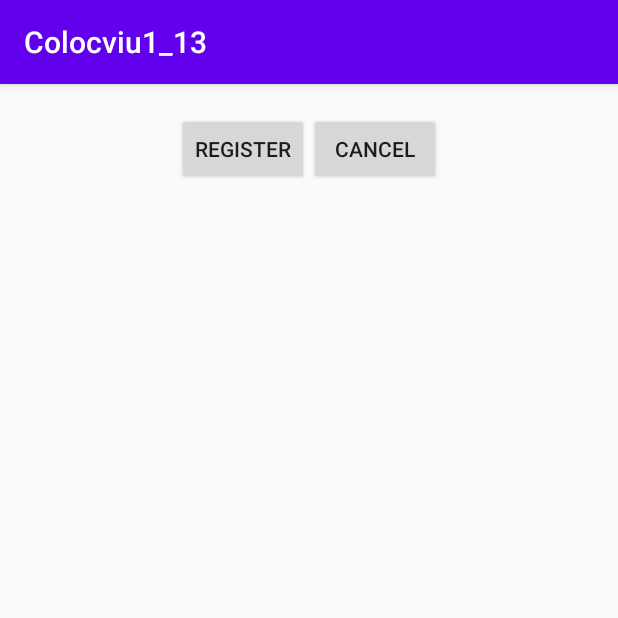
After one commit to silviaelena/Colocviu1_13, an Android app: the Colocviu1_13SecondaryActivity screen opened directly, with no data from a screen before it, on a phone screen of 412 x 824 dp, the top half of it. The commit adds this screen. Run offline under Robolectric (Android 15) with nearby library versions, the phone set to English and light mode, and no system bars.

Commit message:
Exercitiul C.1 done

```diff
--- a/Colocviu1_13/app/src/main/AndroidManifest.xml
+++ b/Colocviu1_13/app/src/main/AndroidManifest.xml
@@ -15,6 +15,12 @@
                 <category android:name="android.intent.category.LAUNCHER" />
             </intent-filter>
         </activity>
+        <activity android:name=".Colocviu1_13SecondaryActivity">
+            <intent-filter>
+                <action android:name="ro.pub.cs.systems.eim.practicaltest01.intent.action.Colocviu1_13SecondaryActivity" />
+                <category android:name="android.intent.category.DEFAULT" />
+            </intent-filter>
+        </activity>
     </application>
 
 </manifest>
--- /dev/null
+++ b/Colocviu1_13/app/src/main/java/ro/pub/cs/systems/eim/colocviu1_13/colocviu1_13/Colocviu1_13SecondaryActivity.java
@@ -0,0 +1,14 @@
+package ro.pub.cs.systems.eim.colocviu1_13.colocviu1_13;
+
+import androidx.appcompat.app.AppCompatActivity;
+
+import android.os.Bundle;
+
+public class Colocviu1_13SecondaryActivity extends AppCompatActivity {
+
+    @Override
+    protected void onCreate(Bundle savedInstanceState) {
+        super.onCreate(savedInstanceState);
+        setContentView(R.layout.activity_colocviu1_13_secondary);
+    }
+}
--- /dev/null
+++ b/Colocviu1_13/app/src/main/res/layout/activity_colocviu1_13_secondary.xml
@@ -0,0 +1,33 @@
+<?xml version="1.0" encoding="utf-8"?>
+<LinearLayout xmlns:android="http://schemas.android.com/apk/res/android"
+    xmlns:tools="http://schemas.android.com/tools"
+    android:layout_width="match_parent"
+    android:layout_height="match_parent"
+    android:orientation="vertical"
+    tools:context="ro.pub.cs.systems.eim.colocviu1_13.colocviu1_13.Colocviu1_13SecondaryActivity">
+
+    <TextView
+        android:id="@+id/instruction_text_view"
+        android:layout_width="match_parent"
+        android:layout_height="wrap_content"
+        android:gravity="center"/>
+
+    <LinearLayout
+        android:layout_width="wrap_content"
+        android:layout_height="wrap_content"
+        android:layout_gravity="center">
+
+        <Button
+            android:id="@+id/register_button"
+            android:layout_width="wrap_content"
+            android:layout_height="wrap_content"
+            android:text="@string/register"/>
+        <Button
+            android:id="@+id/cancel_button"
+            android:layout_width="wrap_content"
+            android:layout_height="wrap_content"
+            android:text="@string/cancel"/>
+
+    </LinearLayout>
+
+</LinearLayout>
--- a/Colocviu1_13/app/src/main/res/values/strings.xml
+++ b/Colocviu1_13/app/src/main/res/values/strings.xml
@@ -6,4 +6,6 @@
     <string name="south_button">SOUTH</string>
     <string name="north_east_south_west"></string>
     <string name="navigate_to_secondary_activity">NAVIGATE TO SECONDARY ACTIVITY</string>
+    <string name="register">Register</string>
+    <string name="cancel">Cancel</string>
 </resources>
```
